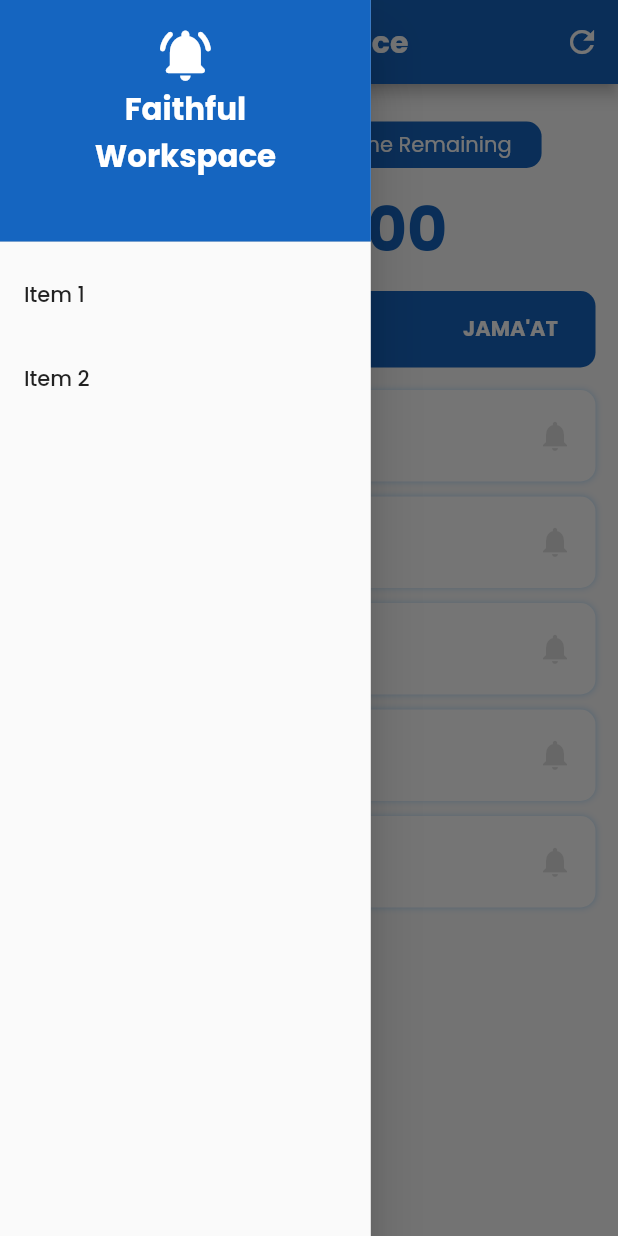
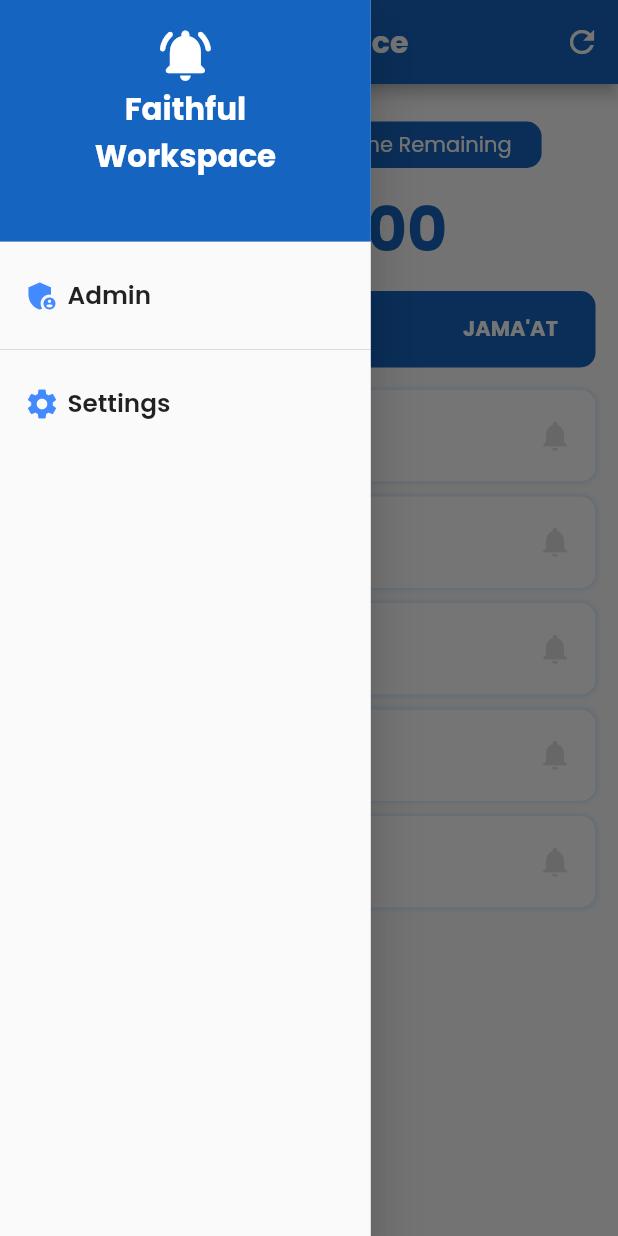
Before and after one commit to faysalewucse/faithful-workspace, a Flutter app: the screen it shows after launch, with the side drawer open, on a phone screen of 412 x 824 dp. Run offline on Flutter 3.47's test engine with Material 2 defaults, Android fonts, the phone set to English and light mode, and no system bars; our stand-ins replace adhan, awesome_notifications, firebase_core, firebase_database, font_awesome_flutter, geocoding and 3 more; accounts and stored records are empty.

Commit message:
update drawer design

```diff
--- a/lib/screens/homepage.dart
+++ b/lib/screens/homepage.dart
@@ -1,6 +1,7 @@
 import 'dart:async';
 import 'package:adhan/adhan.dart';
 import 'package:awesome_notifications/awesome_notifications.dart';
+import 'package:faithful_workspace/screens/admin_login_screen.dart';
 import 'package:firebase_database/firebase_database.dart';
 import 'package:flutter/material.dart';
 import 'package:font_awesome_flutter/font_awesome_flutter.dart';
@@ -272,11 +273,26 @@ class _HomePageState extends State<HomePage> {
                 ),
               ),
               ListTile(
-                title: const Text('Item 1'),
-                onTap: () {},
+                title:  Row(
+                  children: [
+                    const Icon(Icons.admin_panel_settings, color: Colors.blueAccent,),
+                    const SizedBox(width: 5,),
+                    Text('Admin', style: TextStyle(fontSize: MAX_WIDTH * 0.04, fontWeight: FontWeight.w600),),
+                  ],
+                ),
+                onTap: () {
+                  Navigator.push(context, MaterialPageRoute(builder: (_) => const AdminLoginScreen()));
+                },
               ),
+              const Divider(),
               ListTile(
-                title: const Text('Item 2'),
+                title:  Row(
+                  children: [
+                    const Icon(Icons.settings, color: Colors.blueAccent,),
+                    const SizedBox(width: 5,),
+                    Text('Settings', style: TextStyle(fontSize: MAX_WIDTH * 0.04, fontWeight: FontWeight.w600),),
+                  ],
+                ),
                 onTap: () {},
               ),
             ],
```
Also changed, not shown: lib/screens/admin_login_screen.dart (added, +15 -0 lines).
